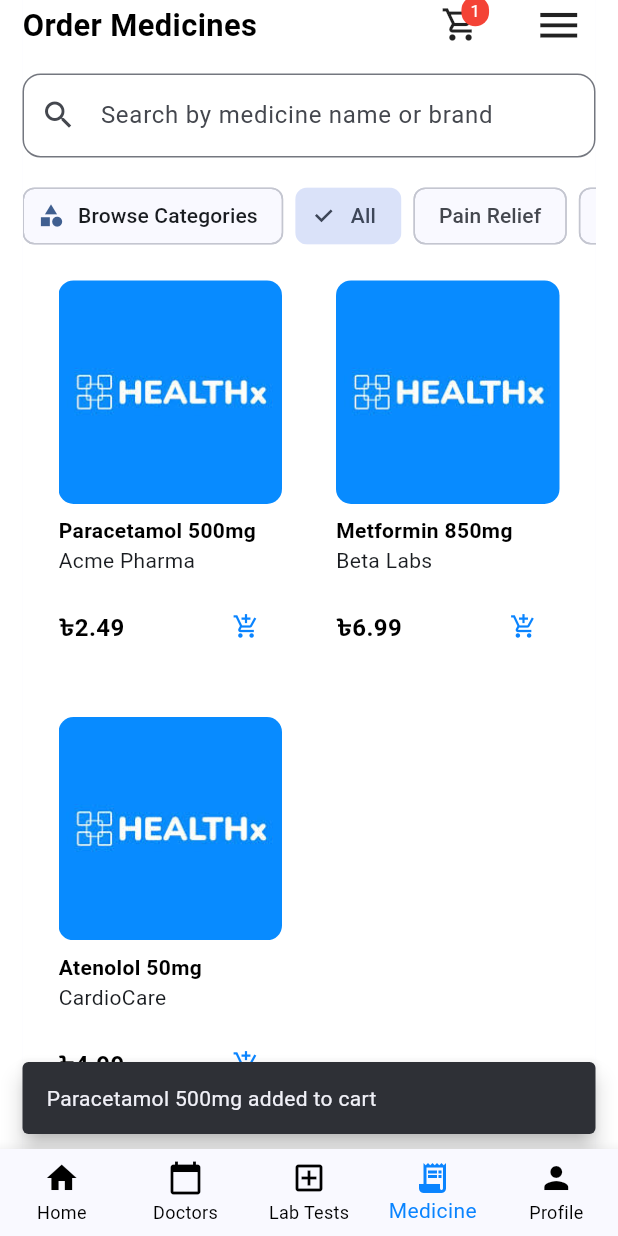
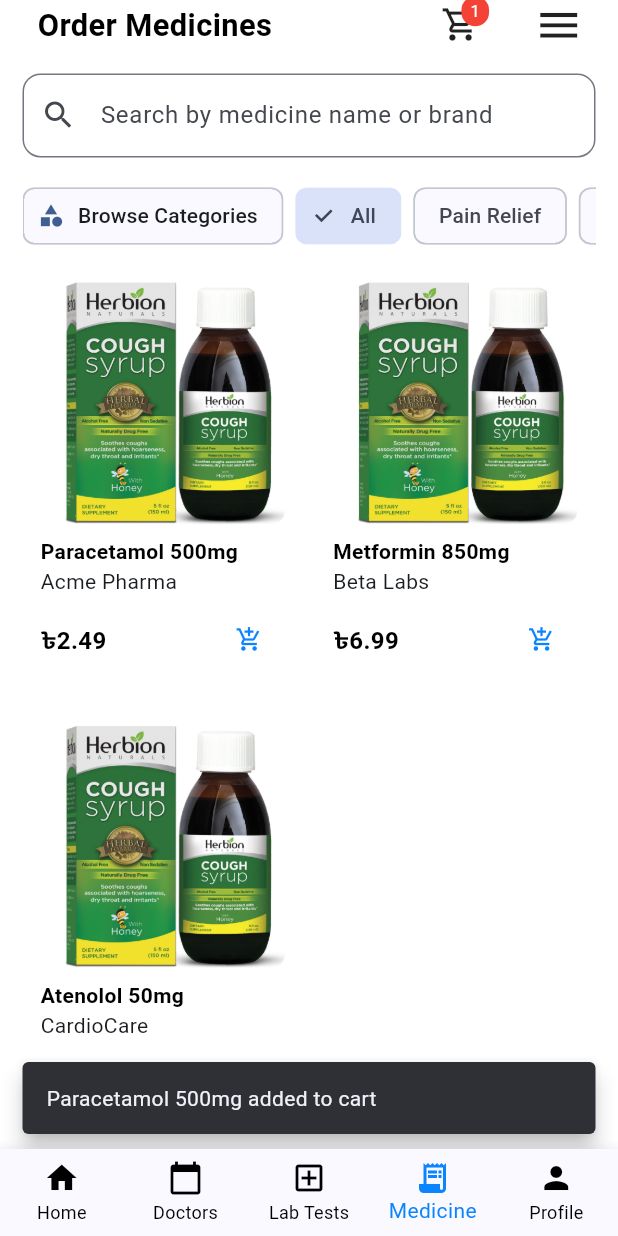
Before and after one commit to masihur96/Healthx-Patient, a Flutter app: the DrawerScreen screen opened directly, item 4 of the bottom bar chosen, after a tap on the "add shopping cart" icon, on a phone screen of 412 x 824 dp. Run offline on Flutter 3.47's test engine with Material 3 defaults, Android fonts, the phone set to English and light mode, and no system bars; drawn by our look-alikes of flutter_zoom_drawer; our stand-ins replace cached_network_image, connectivity_plus, device_preview, dio, flutter_svg, google_sign_in and 3 more; missing offline and left inert: shorebird_code_push; accounts and stored records are empty; network calls fail.

Commit message:
Medicine

```diff
--- a/lib/configs/custom_theme.dart
+++ b/lib/configs/custom_theme.dart
@@ -82,3 +82,19 @@
 //     ),
 //   );
 // }
+
+import 'package:flutter/material.dart';
+
+BoxDecoration boxStyle({double radius = 20}) {
+  return BoxDecoration(
+    color: Colors.white,
+    borderRadius: BorderRadius.circular(radius),
+    boxShadow: [
+      BoxShadow(
+        color: Colors.black.withOpacity(0.05),
+        blurRadius: 8,
+        offset: const Offset(0, 3),
+      ),
+    ],
+  );
+}
--- a/lib/features/doctor/presentation/views/order_confirmation_screen.dart
+++ b/lib/features/doctor/presentation/views/order_confirmation_screen.dart
@@ -43,7 +43,10 @@
             TextButton(
               onPressed: () {
                 Navigator.of(context).pushAndRemoveUntil(
-                  MaterialPageRoute(builder: (_) => const MedicineScreen()),
+                  MaterialPageRoute(
+                      builder: (_) => const MedicineScreen(
+                            isForm: false,
+                          )),
                   (route) => false,
                 );
               },
--- a/lib/features/home_tab/bottom_nav_screen.dart
+++ b/lib/features/home_tab/bottom_nav_screen.dart
@@ -25,7 +25,9 @@
       isForm: false,
     ),
     LabTestScreen(),
-    MedicineScreen(),
+    MedicineScreen(
+      isForm: false,
+    ),
     ProfileScreen(),
   ];
 
@@ -48,8 +50,6 @@
   Widget _mobileView() {
     return Scaffold(
       body: SafeArea(
-        child: Padding(
-          padding: const EdgeInsets.symmetric(horizontal: 15.0),
         child: PageTransitionSwitcher(
           reverse: _isLoggedIn,
           transitionBuilder: (
@@ -65,7 +65,6 @@
             );
           },
           child: pageList[pageIndex],
-          ),
         ),
       ),
       bottomNavigationBar: BottomNavigationBar(
--- a/lib/features/home_tab/view/home_screen.dart
+++ b/lib/features/home_tab/view/home_screen.dart
@@ -1,6 +1,7 @@
 import 'package:flutter/material.dart';
 import 'package:flutter/services.dart';
 import 'package:healthx_patient/configs/custom_size.dart';
+import 'package:healthx_patient/configs/custom_theme.dart';
 import 'package:healthx_patient/features/auth/data/models/auth_user.dart';
 import 'package:healthx_patient/features/home_tab/drawer_screen.dart';
 import 'package:healthx_patient/shared/app_snackbar.dart';
@@ -21,6 +22,8 @@
     return Scaffold(
       // KEEPING YOUR OLD APPBAR
       body: SingleChildScrollView(
+        child: Padding(
+          padding: const EdgeInsets.symmetric(horizontal: 15.0),
           child: Column(
             crossAxisAlignment: CrossAxisAlignment.start,
             children: [
@@ -44,6 +47,7 @@
             ],
           ),
         ),
+      ),
     );
   }
 
@@ -53,7 +57,7 @@
   Widget _welcomeHeader(AuthUser user) {
     return Container(
       padding: const EdgeInsets.all(20),
-      decoration: _boxStyle(),
+      decoration: boxStyle(),
       child: Row(
         children: [
           CircleAvatar(
@@ -130,7 +134,7 @@
           },
           child: Container(
             // padding: const EdgeInsets.symmetric(vertical: 14, horizontal: 10),
-            decoration: _boxStyle(radius: 18),
+            decoration: boxStyle(radius: 18),
             child: Column(
               mainAxisAlignment: MainAxisAlignment.center,
               children: [
@@ -162,7 +166,7 @@
     if (!hasAppointment) {
       return Container(
         padding: const EdgeInsets.all(20),
-        decoration: _boxStyle(),
+        decoration: boxStyle(),
         child: Column(
           children: [
             const Text(
@@ -181,7 +185,7 @@
 
     return Container(
       padding: const EdgeInsets.all(18),
-      decoration: _boxStyle(),
+      decoration: boxStyle(),
       child: Row(
         children: [
           Container(
@@ -239,7 +243,7 @@
     ];
 
     return Container(
-      decoration: _boxStyle(),
+      decoration: boxStyle(),
       child: Column(
         children: data.map((item) {
           return Column(
@@ -293,20 +297,6 @@
     return Text(
       title,
       style: const TextStyle(fontWeight: FontWeight.w700, fontSize: 20),
-    );
-  }
-
-  BoxDecoration _boxStyle({double radius = 20}) {
-    return BoxDecoration(
-      color: Colors.white,
-      borderRadius: BorderRadius.circular(radius),
-      boxShadow: [
-        BoxShadow(
-          color: Colors.black.withOpacity(0.05),
-          blurRadius: 8,
-          offset: const Offset(0, 3),
-        ),
-      ],
     );
   }
 
--- a/lib/features/medicine/presentation/views/medicine_screen.dart
+++ b/lib/features/medicine/presentation/views/medicine_screen.dart
@@ -4,13 +4,13 @@
 import 'package:healthx_patient/core/constants/app_colors.dart';
 import 'package:healthx_patient/features/home_tab/drawer_screen.dart';
 
-import '../../../doctor/presentation/views/cart_scope.dart';
 import '../../../doctor/presentation/views/cart_screen.dart';
 import 'medicine_details_screen.dart';
 import 'medicine_models.dart';
 
 class MedicineScreen extends StatefulWidget {
-  const MedicineScreen({super.key});
+  final bool isForm;
+  const MedicineScreen({super.key, required this.isForm});
 
   @override
   State<MedicineScreen> createState() => _MedicineScreenState();
@@ -50,13 +50,24 @@
 
   @override
   Widget build(BuildContext context) {
-    return CartScope(
-      notifier: _cart,
-      child: Scaffold(
-        appBar: PreferredSize(
-            preferredSize: Size.fromHeight(70),
-            child: Row(
+    return Scaffold(
+      body: SafeArea(
+        child: Padding(
+          padding: const EdgeInsets.symmetric(horizontal: 15.0),
+          child: Column(
             children: [
+              Row(
+                children: [
+                  widget.isForm
+                      ? GestureDetector(
+                          onTap: () {
+                            Navigator.pop(context);
+                          },
+                          child: Icon(Icons.arrow_back_ios_outlined))
+                      : SizedBox(),
+                  SizedBox(
+                    width: 10,
+                  ),
                   Text(
                     'Order Medicines',
                     style: TextStyle(
@@ -104,7 +115,9 @@
                       ),
                     ),
                   ),
-                Builder(
+                  widget.isForm
+                      ? SizedBox()
+                      : Builder(
                           builder: (ctx) => GestureDetector(
                             child: Padding(
                               padding: const EdgeInsets.only(left: 20.0),
@@ -121,10 +134,7 @@
                         ),
                   const SizedBox(width: 8),
                 ],
-            )),
-        body: SafeArea(
-          child: Column(
-            children: [
+              ),
               Padding(
                 padding: const EdgeInsets.symmetric(vertical: 16),
                 child: TextField(
@@ -179,8 +189,6 @@
               ),
               const SizedBox(height: 8),
               Expanded(
-                child: Padding(
-                  padding: const EdgeInsets.symmetric(horizontal: 12),
                 child: LayoutBuilder(
                   builder: (context, c) {
                     final crossAxisCount = c.maxWidth > 800
@@ -195,9 +203,9 @@
                     return GridView.builder(
                       gridDelegate: SliverGridDelegateWithFixedCrossAxisCount(
                         crossAxisCount: crossAxisCount,
-                          mainAxisSpacing: 12,
-                          crossAxisSpacing: 12,
-                          childAspectRatio: 0.62,
+                        mainAxisSpacing: 8,
+                        crossAxisSpacing: 8,
+                        childAspectRatio: 0.65,
                       ),
                       itemCount: meds.length,
                       itemBuilder: (context, index) {
@@ -225,7 +233,6 @@
                       },
                     );
                   },
-                  ),
                 ),
               ),
             ],
@@ -261,7 +268,7 @@
                 child: ClipRRect(
                   borderRadius: BorderRadius.circular(10),
                   child: Image.asset(
-                    medicine.imageUrl,
+                    "assets/images/medicine.jpg",
                     fit: BoxFit.cover,
                   ),
                 ),
```
Also changed, not shown: lib/features/doctor/presentation/views/doctor_screen.dart (+28 -8 lines), lib/features/home_tab/drawer_screen.dart (+4 -3 lines), lib/features/lab_test/presentation/views/booking_screen.dart (+61 -17 lines), lib/features/lab_test/presentation/views/digital_report_screen.dart (+12 -11 lines), lib/features/lab_test/presentation/views/lab_test_screen.dart (+32 -21 lines), lib/features/lab_test/presentation/views/test_details_screen.dart (+30 -9 lines), lib/features/medicine/presentation/views/medicine_details_screen.dart (+31 -21 lines), assets/images/medicine.jpg (added). Lines whose indentation alone changed are shown as unchanged.
